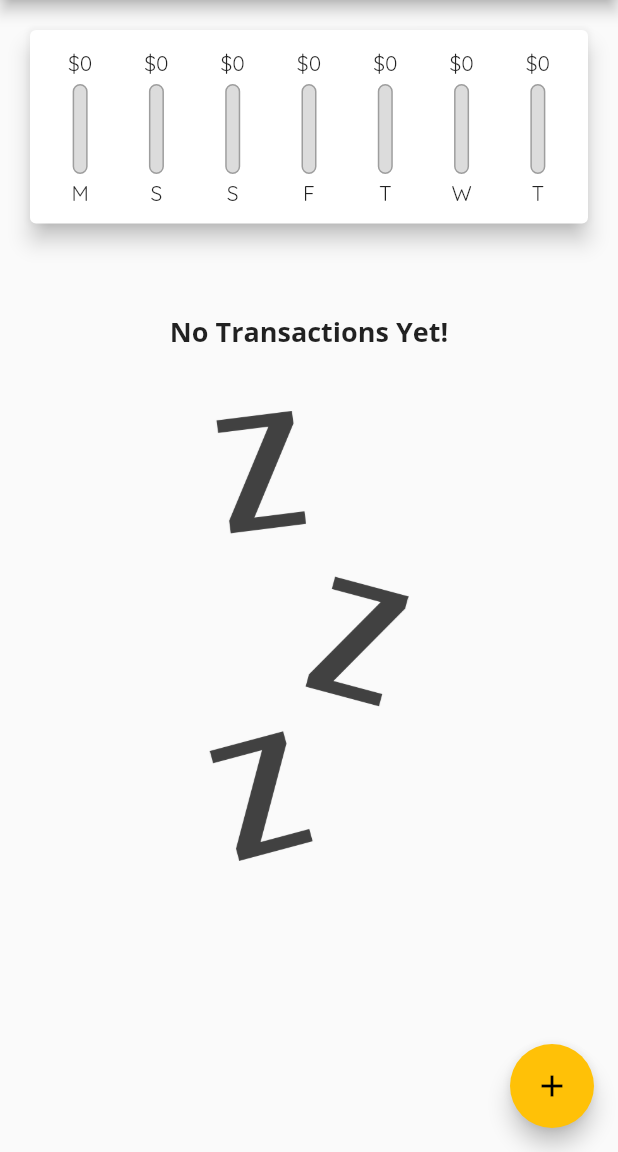
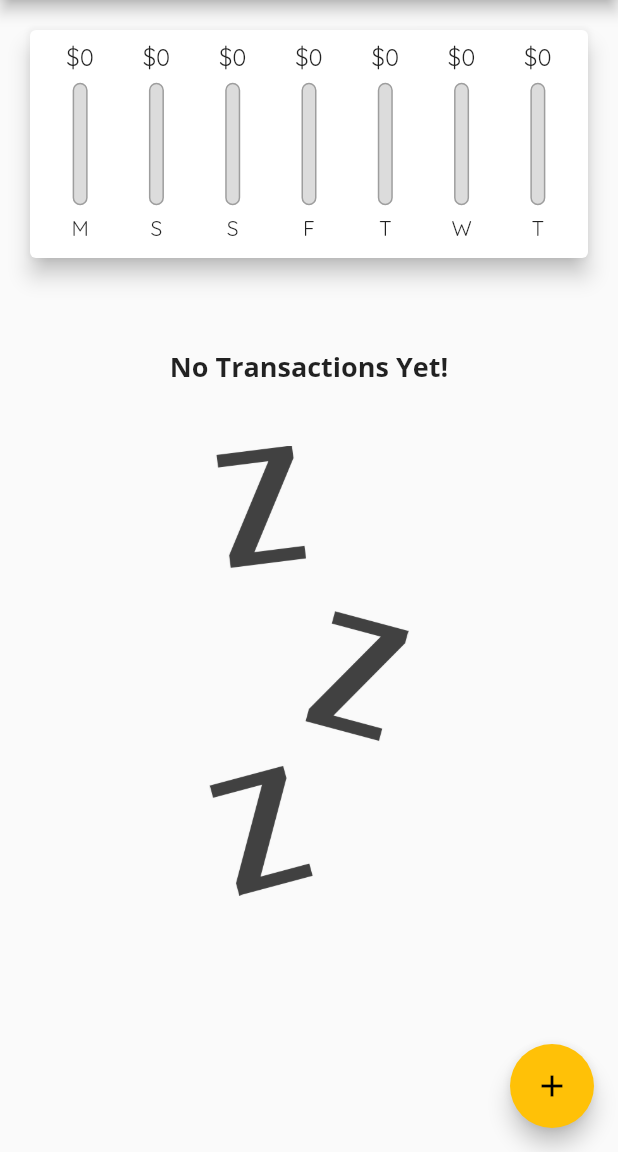
Before and after one commit to BugMasterArka/Flutter-Expense-App, a Flutter app: the screen it shows after launch, on a phone screen of 412 x 824 dp, the part 84-1236 px from its top. Run offline on Flutter 3.47's test engine with Material 2 defaults, Android fonts, the phone set to English and light mode, and no system bars.

Commit message:
changed to dynamic bars in chart 123

```diff
--- a/lib/main.dart
+++ b/lib/main.dart
@@ -126,13 +126,13 @@ class _MyHomePageState extends State<MyHomePage> {
                 height: (MediaQuery.of(context).size.height -
                         appBar.preferredSize.height -
                         MediaQuery.of(context).padding.top) *
-                    0.22,
+                    0.25,
                 child: Chart(_recentTransactions)),
             SizedBox(
                 height: (MediaQuery.of(context).size.height -
                         appBar.preferredSize.height -
                         MediaQuery.of(context).padding.top) *
-                    0.78,
+                    0.75,
                 child: TransactionList(_userTransactions, _deleteTransaction)),
           ],
         ),
--- a/lib/widgets/chart_bar.dart
+++ b/lib/widgets/chart_bar.dart
@@ -10,22 +10,25 @@ class ChartBar extends StatelessWidget {
 
   @override
   Widget build(BuildContext context) {
-    return Padding(
-      padding: const EdgeInsets.symmetric(vertical: 5),
-      child: Column(
+    return LayoutBuilder(
+      builder: (context, constraints) {
+        return Column(
           children: [
-          FittedBox(
+            SizedBox(
+              height: constraints.maxHeight * 0.15,
+              child: FittedBox(
                 child: spendingAmt > 1000.0
                     ? Text('\$${(spendingAmt / 1000.0).toStringAsFixed(1)}K')
                     : Text('\$${spendingAmt.toStringAsFixed(0)}'),
               ),
-          const Padding(padding: EdgeInsets.only(bottom: 5)),
+            ),
             SizedBox(
-            height: 60,
+              height: constraints.maxHeight * 0.05,
+            ),
+            SizedBox(
+              height: constraints.maxHeight * 0.6,
               width: 10,
-            child: Stack(
-              alignment: Alignment.bottomCenter,
-              children: [
+              child: Stack(alignment: Alignment.bottomCenter, children: [
                 Container(
                   decoration: BoxDecoration(
                     border: Border.all(color: Colors.grey, width: 1.0),
@@ -44,10 +47,14 @@ class ChartBar extends StatelessWidget {
                 ),
               ]),
             ),
-          const Padding(padding: EdgeInsets.only(top: 2, bottom: 2)),
-          Text(label),
+            SizedBox(
+              height: constraints.maxHeight * 0.05,
+            ),
+            SizedBox(
+                height: constraints.maxHeight * 0.15, child: Text(label)),
           ],
-      ),
+        );
+      },
     );
   }
 }
```
Lines whose indentation alone changed are shown as unchanged.
